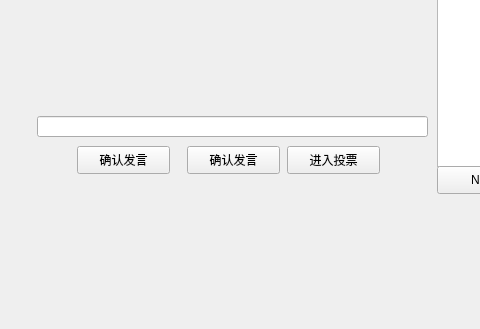
xc3217/R-B, file red_and_black/mainwindow.ui: the form before one commit; both pictures show x 0 to 480 and y 484 to 813 of the 827 by 813 pixel window.
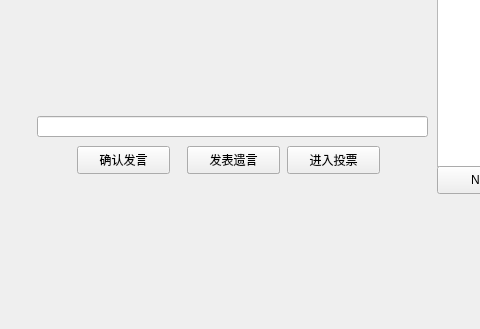
The form after the commit.

Diff of the .ui file:
```diff
--- a/red_and_black/mainwindow.ui
+++ b/red_and_black/mainwindow.ui
@@ -260,6 +260,19 @@
                <string>night</string>
               </property>
              </widget>
+             <widget class="QPushButton" name="yiyanbtn">
+              <property name="geometry">
+               <rect>
+                <x>160</x>
+                <y>580</y>
+                <width>93</width>
+                <height>28</height>
+               </rect>
+              </property>
+              <property name="text">
+               <string>发表遗言</string>
+              </property>
+             </widget>
             </widget>
             <widget class="QWidget" name="jxcunz">
              <widget class="QPushButton" name="backbtn">
```
